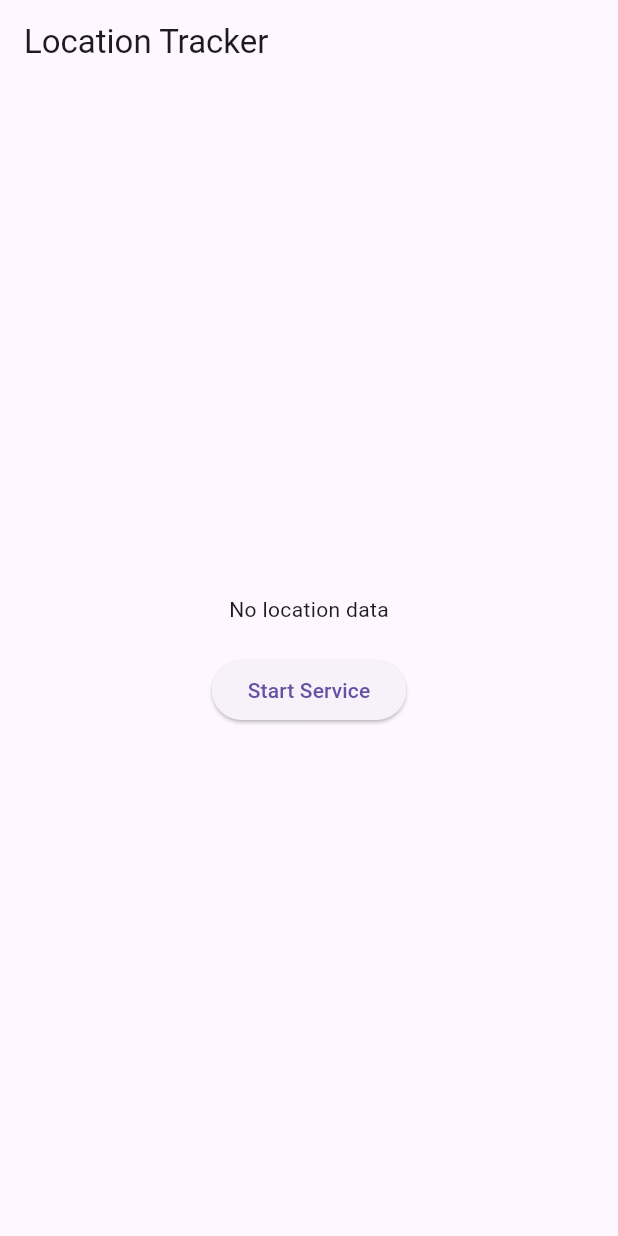
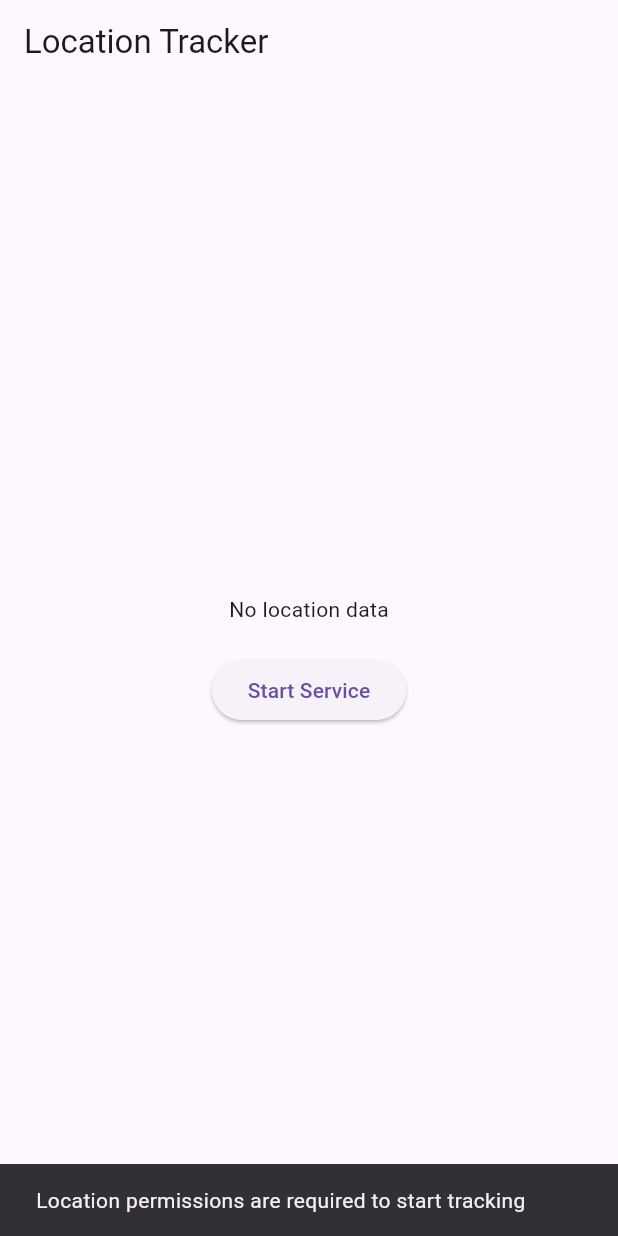
Before and after one commit to naveeez10/background_service_demo, a Flutter app: the screen it shows after launch, after a tap on "Start Service", on a phone screen of 412 x 824 dp. Run offline on Flutter 3.47's test engine with Material 3 defaults, Android fonts, the phone set to English and light mode, and no system bars; our stand-ins replace flutter_local_notifications, geolocator; missing offline and left inert: flutter_background_service.

Commit message:
multiple changes

```diff
--- a/lib/main.dart
+++ b/lib/main.dart
@@ -1,10 +1,35 @@
 import 'package:flutter/material.dart';
 import 'package:flutter_background_service/flutter_background_service.dart';
+import 'package:flutter_local_notifications/flutter_local_notifications.dart';
 import 'services/background_service.dart';
 import 'services/location_service.dart';
 
 void main() async {
   WidgetsFlutterBinding.ensureInitialized();
+
+  // Request notification permissions first
+  final FlutterLocalNotificationsPlugin flutterLocalNotificationsPlugin =
+      FlutterLocalNotificationsPlugin();
+
+  await flutterLocalNotificationsPlugin
+      .resolvePlatformSpecificImplementation<AndroidFlutterLocalNotificationsPlugin>()
+      ?.requestNotificationsPermission();
+
+  // Initialize notifications
+  await flutterLocalNotificationsPlugin.initialize(
+    const InitializationSettings(
+      android: AndroidInitializationSettings('ic_launcher'),
+      iOS: DarwinInitializationSettings(
+        requestAlertPermission: true,
+        requestBadgePermission: true,
+        requestSoundPermission: true,
+        defaultPresentAlert: true,
+        defaultPresentBadge: true,
+        defaultPresentSound: true,
+      ),
+    ),
+  );
+
   await BackgroundService.initializeService();
   runApp(const MyApp());
 }
@@ -33,6 +58,7 @@ class HomeScreen extends StatefulWidget {
 class _HomeScreenState extends State<HomeScreen> {
   String? _currentLocation;
   final _service = FlutterBackgroundService();
+  final _locationService = LocationService();
 
   @override
   void initState() {
@@ -50,6 +76,27 @@ class _HomeScreenState extends State<HomeScreen> {
     });
   }
 
+  Future<void> _handleServiceToggle() async {
+    final isRunning = await _service.isRunning();
+    if (isRunning) {
+      _service.invoke('stopService');
+    } else {
+      final hasPermission = await _locationService.requestPermissions();
+      if (hasPermission) {
+        _service.startService();
+      } else {
+        if (mounted) {
+          ScaffoldMessenger.of(context).showSnackBar(
+            const SnackBar(
+              content: Text('Location permissions are required to start tracking'),
+            ),
+          );
+        }
+      }
+    }
+    setState(() {});
+  }
+
   @override
   Widget build(BuildContext context) {
     return Scaffold(
@@ -63,15 +110,7 @@ class _HomeScreenState extends State<HomeScreen> {
             Text(_currentLocation ?? 'No location data'),
             const SizedBox(height: 20),
             ElevatedButton(
-              onPressed: () async {
-                final isRunning = await _service.isRunning();
-                if (isRunning) {
-                  _service.invoke('stopService');
-                } else {
-                  _service.startService();
-                }
-                setState(() {});
-              },
+              onPressed: _handleServiceToggle,
               child: FutureBuilder<bool>(
                 future: _service.isRunning(),
                 builder: (context, snapshot) {
--- a/lib/services/background_service.dart
+++ b/lib/services/background_service.dart
@@ -1,58 +1,213 @@
 import 'dart:async';
-import 'dart:ui';
+import 'dart:isolate';
+import 'dart:ui' show DartPluginRegistrant, IsolateNameServer;
+
 import 'package:flutter_background_service/flutter_background_service.dart';
-import 'location_service.dart';
+import 'package:flutter_local_notifications/flutter_local_notifications.dart';
+import 'package:background_service_demo/services/location_service.dart';
 
+@pragma("vm:entry-point")
 class BackgroundService {
+  static final FlutterBackgroundService _service = FlutterBackgroundService();
+  static final ReceivePort _receivePort = ReceivePort();
+  static const String _serviceName = "background_service";
+
+  static Timer? _timer;
+
+  /// Initializes the background service
   static Future<void> initializeService() async {
-    final service = FlutterBackgroundService();
+    // Initialize notifications
+    await _initializeNotifications();
 
-    // Configure Android settings
-    await service.configure(
+    // Configure the background service
+    await _service.configure(
       androidConfiguration: AndroidConfiguration(
         onStart: onStart,
-        autoStart: false,
+        autoStart: true,
+        autoStartOnBoot: true,
         isForegroundMode: true,
-        notificationChannelId: 'location_service',
+        notificationChannelId: 'location_service', // <--- Must match the channel below
         initialNotificationTitle: 'Location Service',
-        initialNotificationContent: 'Running in background',
+        initialNotificationContent: 'Tracking location in background',
         foregroundServiceNotificationId: 888,
       ),
       iosConfiguration: IosConfiguration(
-        autoStart: false,
+        autoStart: true,
         onForeground: onStart,
         onBackground: onIosBackground,
       ),
     );
+
+    // Register the port for communication
+    IsolateNameServer.registerPortWithName(
+      _receivePort.sendPort,
+      _serviceName,
+    );
+
+    _receivePort.listen((message) {
+      if (message == 'stopService') {
+        stopService();
+      }
+    });
   }
 
+  /// Initializes local notifications
+  static Future<void> _initializeNotifications() async {
+    final FlutterLocalNotificationsPlugin flutterLocalNotificationsPlugin =
+        FlutterLocalNotificationsPlugin();
+
+    // Android-specific initialization
+    const AndroidInitializationSettings initializationSettingsAndroid =
+        AndroidInitializationSettings('@mipmap/ic_launcher');
+
+    // iOS-specific initialization
+    const DarwinInitializationSettings initializationSettingsIOS = DarwinInitializationSettings(
+      requestAlertPermission: true,
+      requestBadgePermission: true,
+      requestSoundPermission: true,
+    );
+
+    // Unified settings
+    const InitializationSettings initializationSettings = InitializationSettings(
+      android: initializationSettingsAndroid,
+      iOS: initializationSettingsIOS,
+    );
+
+    // Initialize the plugin
+    await flutterLocalNotificationsPlugin.initialize(initializationSettings);
+
+    // Create (or update) the notification channel for Android
+    const AndroidNotificationChannel androidChannel = AndroidNotificationChannel(
+      'location_service', // <--- Must match the 'notificationChannelId' above
+      'Location Service', // Channel name
+      description: 'Used for the location tracking service',
+      importance: Importance.high, // Can adjust based on your needs
+    );
+
+    await flutterLocalNotificationsPlugin
+        .resolvePlatformSpecificImplementation<AndroidFlutterLocalNotificationsPlugin>()
+        ?.createNotificationChannel(androidChannel);
+  }
+
+  /// iOS background handler
   @pragma('vm:entry-point')
   static Future<bool> onIosBackground(ServiceInstance service) async {
+    // Ensure plugins are registered for background isolate
+    DartPluginRegistrant.ensureInitialized();
     return true;
   }
 
-  @pragma('vm:entry-point')
+  /// Main entry point for the background isolate (on Android and iOS foreground)
+  @pragma("vm:entry-point")
   static void onStart(ServiceInstance service) async {
+    try {
       DartPluginRegistrant.ensureInitialized();
 
-    // Initialize location service in background isolate
+      // 1. Initialize services
       final locationService = LocationService();
       await locationService.initialize();
 
-    // Start location tracking
-    locationService.getLocationStream().listen((position) {
+      // 2. Show an IMMEDIATE notification, letting Android know
+      //    we're running in the foreground (required to prevent kills).
+      final FlutterLocalNotificationsPlugin notifications = FlutterLocalNotificationsPlugin();
+
+      await notifications.show(
+        888, // A unique notification ID
+        'Service Running',
+        'Foreground service is active',
+        const NotificationDetails(
+          android: AndroidNotificationDetails(
+            'location_service', // Matches channel ID created above
+            'Location Service', // Channel name
+            icon: '@mipmap/ic_launcher',
+            ongoing: true,
+            importance: Importance.high,
+            priority: Priority.high,
+          ),
+          iOS: DarwinNotificationDetails(),
+        ),
+      );
+
+      // 3. Set up a periodic timer to update location every 10 seconds
+      _timer = Timer.periodic(const Duration(seconds: 2), (_) async {
+        try {
+          final position = await locationService.getCurrentLocation();
+          if (position != null) {
+            final now = DateTime.now();
+            final formattedTime =
+                "${now.hour.toString().padLeft(2, '0')}:${now.minute.toString().padLeft(2, '0')}:${now.second.toString().padLeft(2, '0')}";
+
+            // Update the existing notification with location/time
+            await notifications.show(
+              888, // Use the same notification ID
+              'Location Tracking Active',
+              'Location: ${position.latitude.toStringAsFixed(4)}, '
+                  '${position.longitude.toStringAsFixed(4)}\nLast Update: $formattedTime',
+              const NotificationDetails(
+                android: AndroidNotificationDetails(
+                  'location_service', // same channel ID
+                  'Location Service',
+                  ongoing: true,
+                  icon: '@mipmap/ic_launcher',
+                  importance: Importance.low,
+                  priority: Priority.low,
+                  playSound: false,
+                  enableVibration: false,
+                ),
+                iOS: DarwinNotificationDetails(
+                  presentSound: false,
+                  presentBadge: false,
+                ),
+              ),
+            );
+
+            // Optionally, send data back to the main isolate
             service.invoke(
               'update_location',
               {
                 'latitude': position.latitude,
                 'longitude': position.longitude,
-          'timestamp': DateTime.now().toIso8601String(),
+                'timestamp': now.toIso8601String(),
               },
             );
+          }
+        } catch (e, stack) {
+          print("Error in periodic timer: $e\n$stack");
+        }
       });
 
+      // 4. Handle "stopService" requests
       service.on('stopService').listen((event) {
-      service.stopSelf();
+        stopService();
       });
+
+      print("Background service started successfully.");
+    } catch (e, stack) {
+      print("Error in onStart: $e\n$stack");
     }
   }
+
+  /// Starts the background service
+  static Future<void> startService() async {
+    if (await _service.isRunning()) {
+      print("Service is already running.");
+      return;
+    }
+    await _service.startService();
+    print("Service started.");
+  }
+
+  /// Stops the background service
+  static Future<void> stopService() async {
+    print("Stopping service.");
+    _timer?.cancel();
+    _service.invoke('stopService'); // Tells background isolate to stop
+    IsolateNameServer.removePortNameMapping(_serviceName);
+    print("Service stopped.");
+  }
+
+  /// Checks if the service is running
+  static Future<bool> isServiceRunning() async {
+    return await _service.isRunning();
+  }
+}
--- a/lib/services/location_service.dart
+++ b/lib/services/location_service.dart
@@ -9,10 +9,37 @@ class LocationService {
 
   LocationService._internal();
 
-  bool _isTracking = false;
+  Future<bool> requestPermissions() async {
+    bool serviceEnabled = await Geolocator.isLocationServiceEnabled();
+    if (!serviceEnabled) {
+      return false;
+    }
+
+    LocationPermission permission = await Geolocator.checkPermission();
+    if (permission == LocationPermission.denied) {
+      permission = await Geolocator.requestPermission();
+      if (permission == LocationPermission.denied) {
+        return false;
+      }
+    }
+
+    if (permission == LocationPermission.deniedForever) {
+      return false;
+    }
+
+    // Request background permission on Android
+    if (permission == LocationPermission.whileInUse) {
+      permission = await Geolocator.requestPermission();
+      if (permission != LocationPermission.always) {
+        return false;
+      }
+    }
+
+    return true;
+  }
 
   Future<void> initialize() async {
-    await Geolocator.requestPermission();
+    await requestPermissions();
   }
 
   Future<Position?> getCurrentLocation() async {
--- a/pubspec.yaml
+++ b/pubspec.yaml
@@ -30,11 +30,12 @@ environment:
 dependencies:
   flutter:
     sdk: flutter
-  flutter_background_service: ^5.0.5
+  flutter_background_service: 5.1.0
   flutter_background_service_android: ^6.2.2
-  flutter_local_notifications: ^16.3.2
+  flutter_local_notifications: 18.0.1
   geolocator: ^10.1.0
   shared_preferences: ^2.2.2
+
 
 
   # The following adds the Cupertino Icons font to your application.
```
Also changed, not shown: pubspec.lock, 13 other files. Lines whose indentation alone changed are shown as unchanged.
